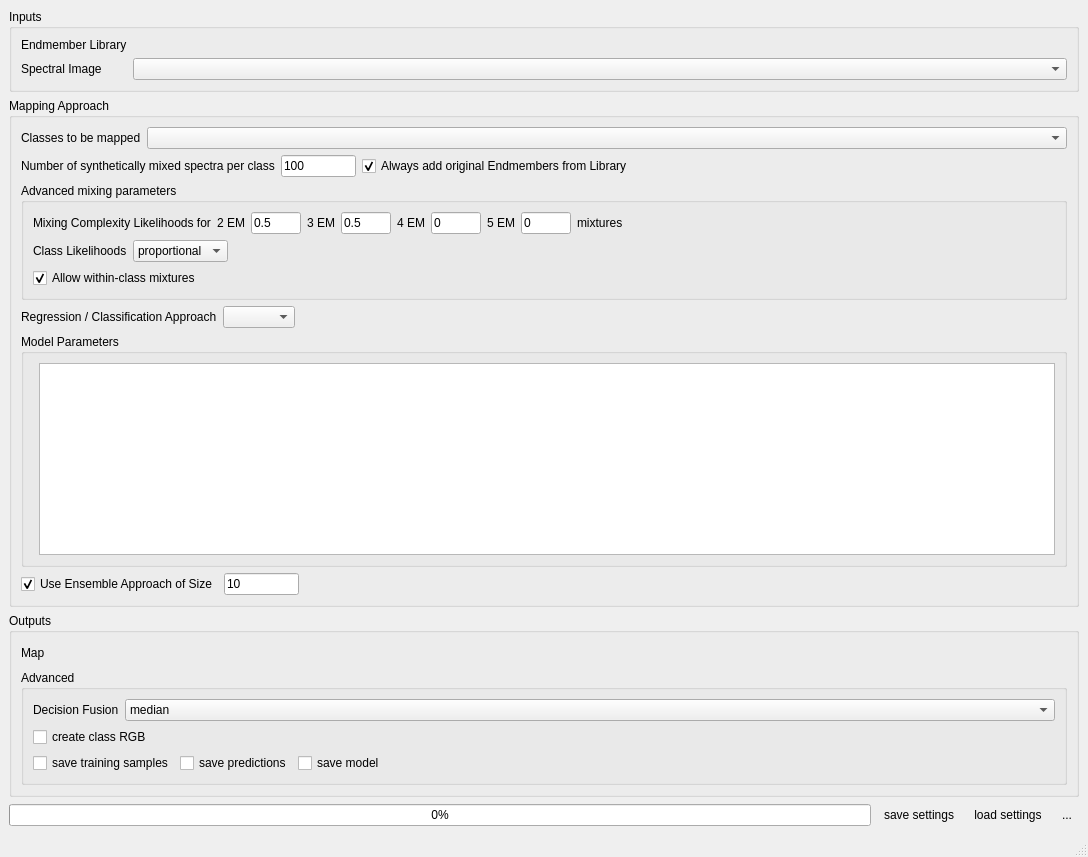
Before: the Qt Designer form enmapbox/coreapps/enmapboxapplications/synthmixapp/ui/main.ui in jakimowb/enmapbox_testmigration2, drawn with Qt 5.
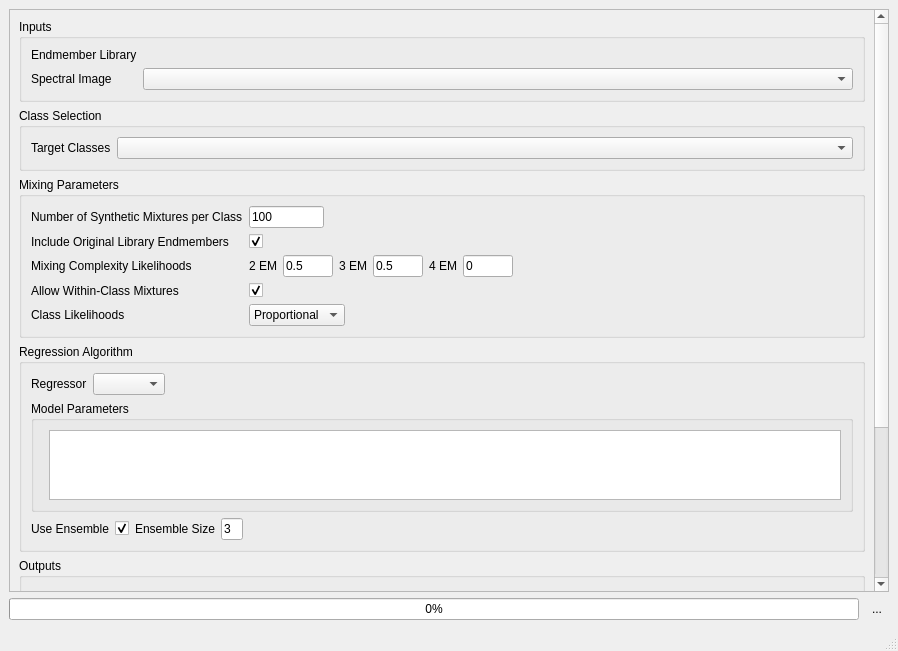
After: the same form once the commit is applied. Icons and pictures are not drawn. Custom widgets are drawn as their Qt base class.

Diff of the .ui file:
```diff
--- a/enmapbox/coreapps/enmapboxapplications/synthmixapp/ui/main.ui
+++ b/enmapbox/coreapps/enmapboxapplications/synthmixapp/ui/main.ui
@@ -6,8 +6,8 @@
    <rect>
     <x>0</x>
     <y>0</y>
-    <width>1088</width>
-    <height>857</height>
+    <width>898</width>
+    <height>651</height>
    </rect>
   </property>
   <property name="sizePolicy">
@@ -17,22 +17,31 @@
    </sizepolicy>
   </property>
   <property name="windowTitle">
-   <string>Endmember Library Class Mapper</string>
+   <string>Regression-based unmixing (synthMix)</string>
   </property>
   <widget class="QWidget" name="centralwidget">
-   <layout class="QVBoxLayout" name="verticalLayout" stretch="0,0,0,0,0">
+   <layout class="QVBoxLayout" name="verticalLayout" stretch="0,0">
     <item>
-     <widget class="QGroupBox" name="groupBox">
-      <property name="minimumSize">
-       <size>
-        <width>0</width>
-        <height>0</height>
-       </size>
+     <widget class="QScrollArea" name="scrollArea">
+      <property name="widgetResizable">
+       <bool>true</bool>
       </property>
+      <widget class="QWidget" name="scrollAreaWidgetContents">
+       <property name="geometry">
+        <rect>
+         <x>0</x>
+         <y>0</y>
+         <width>878</width>
+         <height>526</height>
+        </rect>
+       </property>
+       <layout class="QVBoxLayout" name="verticalLayout_3">
+        <item>
+         <widget class="QgsCollapsibleGroupBox" name="mGroupBox">
       <property name="title">
        <string>Inputs</string>
       </property>
-      <layout class="QFormLayout" name="formLayout_6">
+          <layout class="QFormLayout" name="formLayout">
        <item row="0" column="0">
         <widget class="QLabel" name="label">
          <property name="text">
@@ -40,6 +49,20 @@
          </property>
         </widget>
        </item>
+           <item row="0" column="1">
+            <layout class="QHBoxLayout" name="horizontalLayout_2" stretch="0">
+             <item>
+              <widget class="UiLabeledLibrary" name="uiLabeledLibrary_" native="true">
+               <property name="minimumSize">
+                <size>
+                 <width>50</width>
+                 <height>0</height>
+                </size>
+               </property>
+              </widget>
+             </item>
+            </layout>
+           </item>
        <item row="1" column="0">
         <widget class="QLabel" name="label_14">
          <property name="text">
@@ -50,20 +73,6 @@
          </property>
         </widget>
        </item>
-       <item row="0" column="1">
-        <layout class="QHBoxLayout" name="horizontalLayout_2" stretch="0">
-         <item>
-          <widget class="UiLabeledLibrary" name="uiLabeledLibrary_" native="true">
-           <property name="minimumSize">
-            <size>
-             <width>50</width>
-             <height>0</height>
-            </size>
-           </property>
-          </widget>
-         </item>
-        </layout>
-       </item>
        <item row="1" column="1">
         <widget class="QgsMapLayerComboBox" name="uiRaster_"/>
        </item>
@@ -71,27 +80,19 @@
      </widget>
     </item>
     <item>
-     <widget class="QGroupBox" name="groupBox_2">
-      <property name="minimumSize">
-       <size>
-        <width>0</width>
-        <height>0</height>
-       </size>
-      </property>
+         <widget class="QgsCollapsibleGroupBox" name="mGroupBox_2">
       <property name="title">
-       <string>Mapping Approach</string>
-      </property>
-      <layout class="QVBoxLayout" name="verticalLayout_2">
-       <item>
-        <layout class="QHBoxLayout" name="horizontalLayout_4">
-         <item>
+           <string>Class Selection</string>
+          </property>
+          <layout class="QFormLayout" name="formLayout_2">
+           <item row="0" column="0">
           <widget class="QLabel" name="label_2">
            <property name="text">
-            <string>Classes to be mapped</string>
+              <string>Target Classes</string>
            </property>
           </widget>
          </item>
-         <item>
+           <item row="0" column="1">
           <widget class="QgsCheckableComboBox" name="uiTargets_">
            <property name="sizePolicy">
             <sizepolicy hsizetype="Preferred" vsizetype="Fixed">
@@ -108,17 +109,22 @@
           </widget>
          </item>
         </layout>
+         </widget>
        </item>
        <item>
-        <layout class="QHBoxLayout" name="horizontalLayout_5">
-         <item>
+         <widget class="QgsCollapsibleGroupBox" name="mGroupBox_3">
+          <property name="title">
+           <string>Mixing Parameters</string>
+          </property>
+          <layout class="QFormLayout" name="formLayout_3">
+           <item row="0" column="0">
           <widget class="QLabel" name="label_3">
            <property name="text">
-            <string>Number of synthetically mixed spectra per class</string>
+              <string>Number of Synthetic Mixtures per Class</string>
            </property>
           </widget>
          </item>
-         <item>
+           <item row="0" column="1">
           <widget class="QLineEdit" name="uiNumberOfSamples_">
            <property name="minimumSize">
             <size>
@@ -137,58 +143,35 @@
            </property>
           </widget>
          </item>
-         <item>
+           <item row="1" column="0">
+            <widget class="QLabel" name="label_4">
+             <property name="text">
+              <string>Include Original Library Endmembers</string>
+             </property>
+            </widget>
+           </item>
+           <item row="1" column="1">
           <widget class="QCheckBox" name="uiIncludeLibrarySpectra_">
            <property name="layoutDirection">
             <enum>Qt::LeftToRight</enum>
            </property>
            <property name="text">
-            <string>Always add original Endmembers from Library</string>
+              <string/>
            </property>
            <property name="checked">
             <bool>true</bool>
            </property>
           </widget>
          </item>
-         <item>
-          <spacer name="horizontalSpacer_5">
-           <property name="orientation">
-            <enum>Qt::Horizontal</enum>
-           </property>
-           <property name="sizeType">
-            <enum>QSizePolicy::Expanding</enum>
-           </property>
-           <property name="sizeHint" stdset="0">
-            <size>
-             <width>40</width>
-             <height>20</height>
-            </size>
-           </property>
-          </spacer>
-         </item>
-        </layout>
-       </item>
-       <item>
-        <widget class="QgsCollapsibleGroupBox" name="mGroupBox">
-         <property name="minimumSize">
-          <size>
-           <width>0</width>
-           <height>0</height>
-          </size>
-         </property>
-         <property name="title">
-          <string>Advanced mixing parameters</string>
-         </property>
-         <layout class="QVBoxLayout" name="verticalLayout_5">
-          <item>
-           <layout class="QHBoxLayout" name="horizontalLayout_6">
-            <item>
+           <item row="2" column="0">
              <widget class="QLabel" name="label_5">
               <property name="text">
-               <string>Mixing Complexity Likelihoods for</string>
+              <string>Mixing Complexity Likelihoods</string>
               </property>
              </widget>
             </item>
+           <item row="2" column="1">
+            <layout class="QHBoxLayout" name="horizontalLayout_6">
             <item>
              <widget class="QWidget" name="widget" native="true">
               <layout class="QHBoxLayout" name="horizontalLayout">
@@ -264,33 +247,6 @@
                  </property>
                 </widget>
                </item>
-               <item>
-                <widget class="QLabel" name="label_9">
-                 <property name="text">
-                  <string>5 EM</string>
-                 </property>
-                </widget>
-               </item>
-               <item>
-                <widget class="QLineEdit" name="uiComplexity5_">
-                 <property name="maximumSize">
-                  <size>
-                   <width>50</width>
-                   <height>16777215</height>
-                  </size>
-                 </property>
-                 <property name="text">
-                  <string>0</string>
-                 </property>
-                </widget>
-               </item>
-               <item>
-                <widget class="QLabel" name="label_11">
-                 <property name="text">
-                  <string>mixtures</string>
-                 </property>
-                </widget>
-               </item>
                <item>
                 <spacer name="horizontalSpacer_2">
                  <property name="orientation">
@@ -312,16 +268,34 @@
             </item>
            </layout>
           </item>
-          <item>
-           <layout class="QHBoxLayout" name="horizontalLayout_7">
-            <item>
-             <widget class="QLabel" name="label_4">
+           <item row="3" column="1">
+            <widget class="QCheckBox" name="uiIncludeWithinclassMixtures_">
+             <property name="layoutDirection">
+              <enum>Qt::LeftToRight</enum>
+             </property>
+             <property name="text">
+              <string/>
+             </property>
+             <property name="checked">
+              <bool>true</bool>
+             </property>
+            </widget>
+           </item>
+           <item row="3" column="0">
+            <widget class="QLabel" name="label_9">
+             <property name="text">
+              <string>Allow Within-Class Mixtures</string>
+             </property>
+            </widget>
+           </item>
+           <item row="4" column="0">
+            <widget class="QLabel" name="label_10">
               <property name="text">
                <string>Class Likelihoods</string>
               </property>
              </widget>
             </item>
-            <item>
+           <item row="4" column="1">
              <widget class="QComboBox" name="uiClassLikelihoods_">
               <property name="sizePolicy">
                <sizepolicy hsizetype="Fixed" vsizetype="Fixed">
@@ -331,83 +305,38 @@
               </property>
               <item>
                <property name="text">
-                <string>proportional</string>
+               <string>Proportional</string>
                </property>
               </item>
               <item>
                <property name="text">
-                <string>equalized</string>
+               <string>Equalized</string>
                </property>
               </item>
              </widget>
             </item>
-            <item>
-             <spacer name="horizontalSpacer_3">
-              <property name="orientation">
-               <enum>Qt::Horizontal</enum>
-              </property>
-              <property name="sizeType">
-               <enum>QSizePolicy::Expanding</enum>
-              </property>
-              <property name="sizeHint" stdset="0">
-               <size>
-                <width>40</width>
-                <height>20</height>
-               </size>
-              </property>
-             </spacer>
-            </item>
-           </layout>
-          </item>
-          <item>
-           <layout class="QHBoxLayout" name="horizontalLayout_10">
-            <item>
-             <widget class="QCheckBox" name="uiIncludeWithinclassMixtures_">
-              <property name="layoutDirection">
-               <enum>Qt::LeftToRight</enum>
-              </property>
-              <property name="text">
-               <string>Allow within-class mixtures</string>
-              </property>
-              <property name="checked">
-               <bool>true</bool>
-              </property>
+          </layout>
              </widget>
             </item>
             <item>
-             <spacer name="horizontalSpacer_4">
-              <property name="orientation">
-               <enum>Qt::Horizontal</enum>
-              </property>
-              <property name="sizeType">
-               <enum>QSizePolicy::Expanding</enum>
-              </property>
-              <property name="sizeHint" stdset="0">
-               <size>
-                <width>768</width>
-                <height>19</height>
-               </size>
-              </property>
-             </spacer>
-            </item>
-           </layout>
-          </item>
-         </layout>
-        </widget>
-       </item>
+         <widget class="QgsCollapsibleGroupBox" name="mGroupBox_4">
+          <property name="title">
+           <string>Regression Algorithm</string>
+          </property>
+          <layout class="QVBoxLayout" name="verticalLayout_2">
        <item>
         <layout class="QHBoxLayout" name="horizontalLayout_8">
          <item>
           <widget class="QLabel" name="label_13">
            <property name="text">
-            <string>Regression / Classification Approach</string>
+                <string>Regressor</string>
            </property>
           </widget>
          </item>
          <item>
           <widget class="QComboBox" name="uiRegressor_">
            <property name="sizePolicy">
-            <sizepolicy hsizetype="Fixed" vsizetype="Preferred">
+                <sizepolicy hsizetype="Preferred" vsizetype="Fixed">
              <horstretch>0</horstretch>
              <verstretch>0</verstretch>
             </sizepolicy>
@@ -433,7 +362,7 @@
         </layout>
        </item>
        <item>
-        <widget class="QgsCollapsibleGroupBox" name="mGroupBox_3">
+            <widget class="QgsCollapsibleGroupBox" name="mGroupBox_5">
          <property name="sizePolicy">
           <sizepolicy hsizetype="Preferred" vsizetype="Expanding">
            <horstretch>0</horstretch>
@@ -449,7 +378,10 @@
          <property name="title">
           <string>Model Parameters</string>
          </property>
-         <layout class="QFormLayout" name="formLayout_2">
+             <property name="collapsed">
+              <bool>true</bool>
+             </property>
+             <layout class="QFormLayout" name="formLayout_4">
           <item row="0" column="1">
            <widget class="QTextEdit" name="uiCode_">
             <property name="sizePolicy">
@@ -474,8 +406,8 @@
              <string>&lt;!DOCTYPE HTML PUBLIC &quot;-//W3C//DTD HTML 4.0//EN&quot; &quot;http://www.w3.org/TR/REC-html40/strict.dtd&quot;&gt;
 &lt;html&gt;&lt;head&gt;&lt;meta name=&quot;qrichtext&quot; content=&quot;1&quot; /&gt;&lt;style type=&quot;text/css&quot;&gt;
 p, li { white-space: pre-wrap; }
-&lt;/style&gt;&lt;/head&gt;&lt;body style=&quot; font-family:'MS Shell Dlg 2'; font-size:7.8pt; font-weight:400; font-style:normal;&quot;&gt;
-&lt;p style=&quot;-qt-paragraph-type:empty; margin-top:0px; margin-bottom:0px; margin-left:0px; margin-right:0px; -qt-block-indent:0; text-indent:0px;&quot;&gt;&lt;br /&gt;&lt;/p&gt;&lt;/body&gt;&lt;/html&gt;</string>
+&lt;/style&gt;&lt;/head&gt;&lt;body style=&quot; font-family:'MS Shell Dlg 2'; font-size:8.25pt; font-weight:400; font-style:normal;&quot;&gt;
+&lt;p style=&quot;-qt-paragraph-type:empty; margin-top:0px; margin-bottom:0px; margin-left:0px; margin-right:0px; -qt-block-indent:0; text-indent:0px; font-size:7.8pt;&quot;&gt;&lt;br /&gt;&lt;/p&gt;&lt;/body&gt;&lt;/html&gt;</string>
             </property>
            </widget>
           </item>
@@ -484,16 +416,30 @@
        </item>
        <item>
         <layout class="QHBoxLayout" name="horizontalLayout_9">
+             <item>
+              <widget class="QLabel" name="label_15">
+               <property name="text">
+                <string>Use Ensemble</string>
+               </property>
+              </widget>
+             </item>
          <item>
           <widget class="QCheckBox" name="uiUseEnsemble_">
            <property name="text">
-            <string>Use Ensemble Approach of Size</string>
+                <string/>
            </property>
            <property name="checked">
             <bool>true</bool>
            </property>
           </widget>
          </item>
+             <item>
+              <widget class="QLabel" name="label_16">
+               <property name="text">
+                <string>Ensemble Size</string>
+               </property>
+              </widget>
+             </item>
          <item>
           <widget class="QLineEdit" name="uiNumberOfEstimators_">
            <property name="minimumSize">
@@ -509,7 +455,7 @@
             </size>
            </property>
            <property name="text">
-            <string>10</string>
+                <string>3</string>
            </property>
           </widget>
          </item>
@@ -535,27 +481,21 @@
      </widget>
     </item>
     <item>
-     <widget class="QGroupBox" name="groupBox_3">
-      <property name="minimumSize">
-       <size>
-        <width>0</width>
-        <height>0</height>
-       </size>
-      </property>
+         <widget class="QgsCollapsibleGroupBox" name="mGroupBox_6">
       <property name="title">
        <string>Outputs</string>
       </property>
-      <layout class="QVBoxLayout" name="verticalLayout_3">
+          <layout class="QVBoxLayout" name="verticalLayout_5">
        <item>
-        <layout class="QHBoxLayout" name="horizontalLayout_11">
-         <item>
-          <widget class="QLabel" name="label_15">
+            <layout class="QFormLayout" name="formLayout_5">
+             <item row="0" column="0">
+              <widget class="QLabel" name="label_18">
            <property name="text">
-            <string>Map</string>
+                <string>Folder</string>
            </property>
           </widget>
          </item>
-         <item>
+             <item row="0" column="1">
           <widget class="QgsFileWidget" name="uiOutputFolder_">
            <property name="minimumSize">
             <size>
@@ -568,10 +508,24 @@
            </property>
           </widget>
          </item>
+             <item row="1" column="0">
+              <widget class="QLabel" name="label_19">
+               <property name="text">
+                <string>Name</string>
+               </property>
+              </widget>
+             </item>
+             <item row="1" column="1">
+              <widget class="QLineEdit" name="uiOutputBasename_">
+               <property name="text">
+                <string>fraction.bsq</string>
+               </property>
+              </widget>
+             </item>
         </layout>
        </item>
        <item>
-        <widget class="QgsCollapsibleGroupBox" name="mGroupBox_4">
+            <widget class="QgsCollapsibleGroupBox" name="mGroupBox_7">
          <property name="sizePolicy">
           <sizepolicy hsizetype="Preferred" vsizetype="Preferred">
            <horstretch>0</horstretch>
@@ -587,13 +541,16 @@
          <property name="title">
           <string>Advanced</string>
          </property>
+             <property name="collapsed">
+              <bool>true</bool>
+             </property>
          <layout class="QVBoxLayout" name="verticalLayout_4">
           <item>
            <layout class="QHBoxLayout" name="horizontalLayout_12">
             <item>
              <widget class="QLabel" name="label_17">
               <property name="text">
-               <string>Decision Fusion</string>
+                   <string>Decision Fusion (Ensemble)</string>
               </property>
              </widget>
             </item>
@@ -630,9 +587,25 @@
            </layout>
           </item>
           <item>
+               <layout class="QFormLayout" name="formLayout_6">
+                <item row="0" column="0">
+                 <widget class="QLabel" name="label_20">
+                  <property name="text">
+                   <string>Save</string>
+                  </property>
+                 </widget>
+                </item>
+                <item row="1" column="0">
+                 <widget class="QLabel" name="label_21">
+                  <property name="text">
+                   <string>Create Class Fraction RGB</string>
+                  </property>
+                 </widget>
+                </item>
+                <item row="1" column="1">
            <widget class="QCheckBox" name="uiSaveRGB_">
             <property name="text">
-             <string>create class RGB</string>
+                   <string/>
             </property>
             <property name="checkable">
              <bool>true</bool>
@@ -642,32 +615,53 @@
             </property>
            </widget>
           </item>
-          <item>
+                <item row="0" column="1">
            <layout class="QHBoxLayout" name="horizontalLayout_13">
+                  <item>
+                   <widget class="QLabel" name="label_22">
+                    <property name="text">
+                     <string>Training Samples</string>
+                    </property>
+                   </widget>
+                  </item>
             <item>
              <widget class="QCheckBox" name="uiSaveTraining_">
               <property name="text">
-               <string>save training samples</string>
+                     <string/>
               </property>
               <property name="checked">
                <bool>false</bool>
               </property>
              </widget>
             </item>
+                  <item>
+                   <widget class="QLabel" name="label_23">
+                    <property name="text">
+                     <string>Predictions</string>
+                    </property>
+                   </widget>
+                  </item>
             <item>
              <widget class="QCheckBox" name="uiSavePredictions_">
               <property name="text">
-               <string>save predictions</string>
+                     <string/>
               </property>
               <property name="checked">
                <bool>false</bool>
               </property>
              </widget>
             </item>
+                  <item>
+                   <widget class="QLabel" name="label_24">
+                    <property name="text">
+                     <string>Models</string>
+                    </property>
+                   </widget>
+                  </item>
             <item>
              <widget class="QCheckBox" name="uiSaveModels_">
               <property name="text">
-               <string>save model</string>
+                     <string/>
               </property>
               <property name="checked">
                <bool>false</bool>
@@ -692,27 +686,38 @@
             </item>
            </layout>
           </item>
-         </layout>
+                <item row="2" column="0">
+                 <widget class="QLabel" name="label_25">
+                  <property name="text">
+                   <string>Derive Classification from Fraction Map 
+</string>
+                  </property>
+                 </widget>
+                </item>
+                <item row="2" column="1">
+                 <widget class="QCheckBox" name="uiSaveClassification_">
+                  <property name="text">
+                   <string/>
+                  </property>
+                  <property name="checkable">
+                   <bool>true</bool>
+                  </property>
+                  <property name="checked">
+                   <bool>false</bool>
+                  </property>
+                 </widget>
+                </item>
+               </layout>
+              </item>
+             </layout>
         </widget>
        </item>
       </layout>
      </widget>
     </item>
-    <item>
-     <spacer name="verticalSpacer">
-      <property name="orientation">
-       <enum>Qt::Vertical</enum>
-      </property>
-      <property name="sizeType">
-       <enum>QSizePolicy::Expanding</enum>
-      </property>
-      <property name="sizeHint" stdset="0">
-       <size>
-        <width>20</width>
-        <height>0</height>
-       </size>
-      </property>
-     </spacer>
+       </layout>
+      </widget>
+     </widget>
     </item>
     <item>
      <layout class="QHBoxLayout" name="horizontalLayout_3">
@@ -723,40 +728,6 @@
         </property>
        </widget>
       </item>
-      <item>
-       <widget class="QToolButton" name="uiSettingsLoad_">
-        <property name="toolTip">
-         <string>load current settings</string>
-        </property>
-        <property name="text">
-         <string>save settings</string>
-        </property>
-        <property name="icon">
-         <iconset>
-          <normaloff>:/images/themes/default/mActionFileOpen.svg</normaloff>:/images/themes/default/mActionFileOpen.svg</iconset>
-        </property>
-        <property name="autoRaise">
-         <bool>true</bool>
-        </property>
-       </widget>
-      </item>
-      <item>
-       <widget class="QToolButton" name="uiSettingsSaveCustom_">
-        <property name="toolTip">
-         <string>save current settings</string>
-        </property>
-        <property name="text">
-         <string>load settings</string>
-        </property>
-        <property name="icon">
-         <iconset>
-          <normaloff>:/images/themes/default/mActionFileSave.svg</normaloff>:/images/themes/default/mActionFileSave.svg</iconset>
-        </property>
-        <property name="autoRaise">
-         <bool>true</bool>
-        </property>
-       </widget>
-      </item>
       <item>
        <widget class="QToolButton" name="uiExecute_">
         <property name="text">
@@ -786,8 +757,8 @@
     <rect>
      <x>0</x>
      <y>0</y>
-     <width>1088</width>
-     <height>26</height>
+     <width>898</width>
+     <height>21</height>
     </rect>
    </property>
   </widget>
```
Left out of the diff: 51 changed lines with no effect on the pictures. Lines whose indentation alone changed are shown as unchanged.
